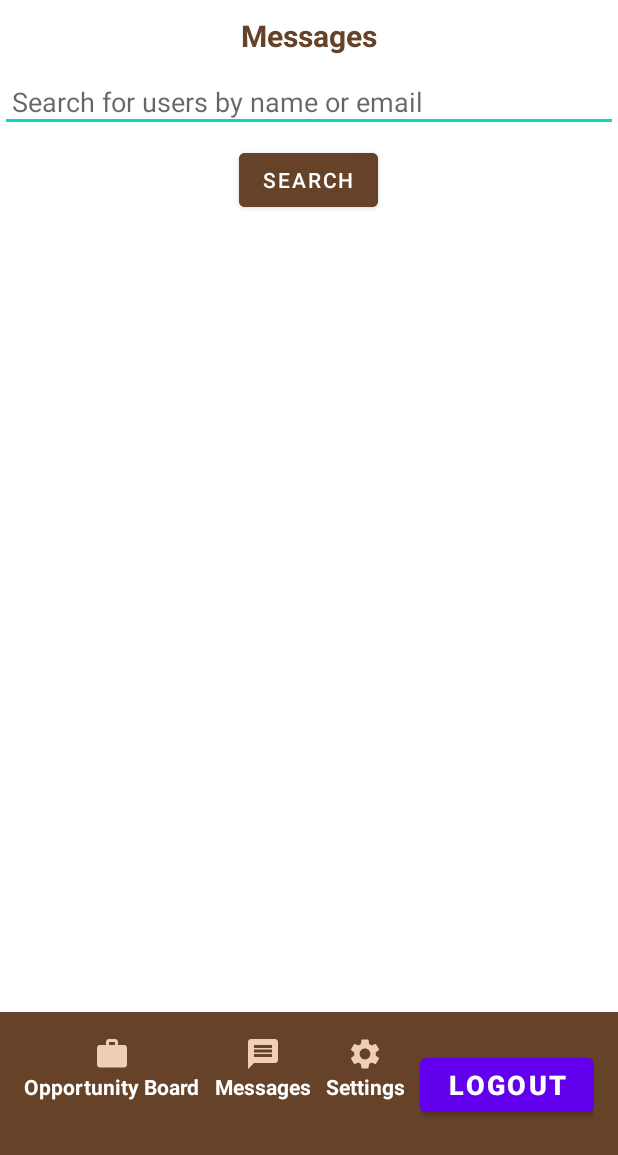
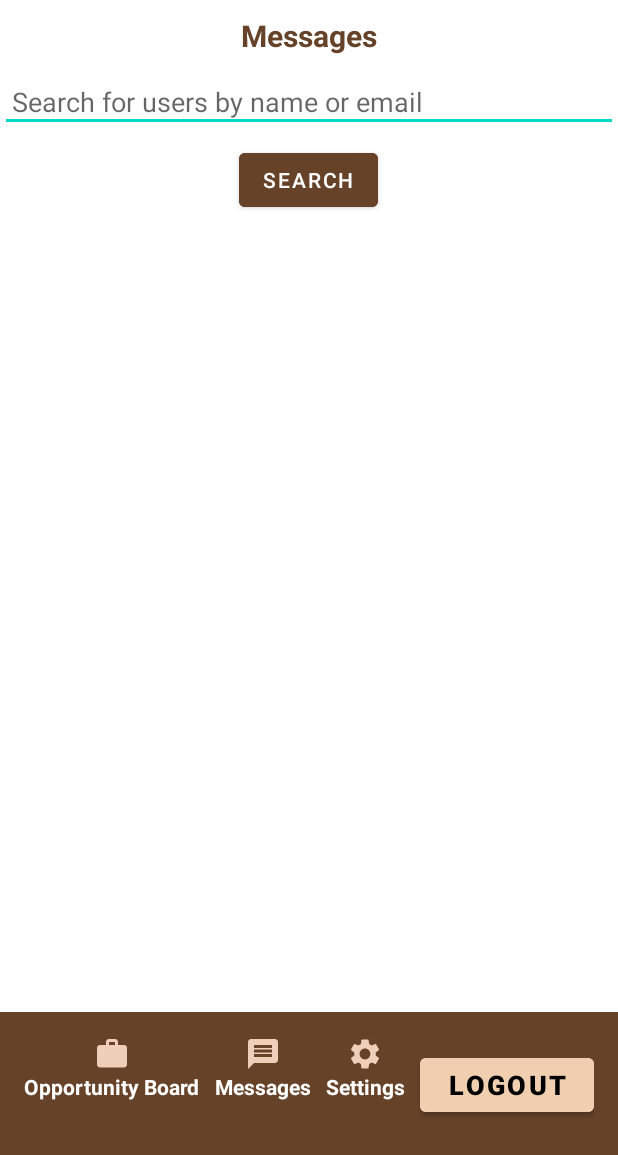
Before and after one commit to mgeni02/herPath, an Android app: the UsersActivity screen opened directly, with no data from a screen before it, on a phone screen of 412 x 824 dp, the part 81-1236 px from its top. Run offline under Robolectric (Android 15) with nearby library versions, the phone set to English and light mode, and no system bars; our stand-ins replace Firebase (no records; nobody signed in at launch, a user with empty details on screens opened directly).

Commit message:
Commit 2

```diff
--- a/app/src/main/java/com/example/herpath/AddPost.java
+++ b/app/src/main/java/com/example/herpath/AddPost.java
@@ -35,7 +35,7 @@ public class AddPost extends AppCompatActivity {
         btnAddPost.setOnClickListener(new View.OnClickListener() {
             @Override
             public void onClick(View view) {
-                finish();
+                onBackPressed();
             }
         });
 
@@ -43,8 +43,7 @@ public class AddPost extends AppCompatActivity {
         backButton.setOnClickListener(new View.OnClickListener() {
             @Override
             public void onClick(View v) {
-                // Finish the current activity to go back to the previous activity in the back stack (MessagesActivity)
-                finish();
+                onBackPressed();
             }
         });
     }
--- a/app/src/main/res/layout/activity_users.xml
+++ b/app/src/main/res/layout/activity_users.xml
@@ -138,7 +138,8 @@
             android:text="Logout"
             android:textSize="18dp"
             android:textStyle="bold"
+            android:backgroundTint="@color/khaki"
             android:layout_marginBottom="15dp"
-            android:textColor="@android:color/white" />
+            android:textColor="@android:color/black" />
     </LinearLayout>
 </RelativeLayout>
```
Also changed, not shown: app/src/main/java/com/example/herpath/UsersActivity.java (+2 -5 lines).
